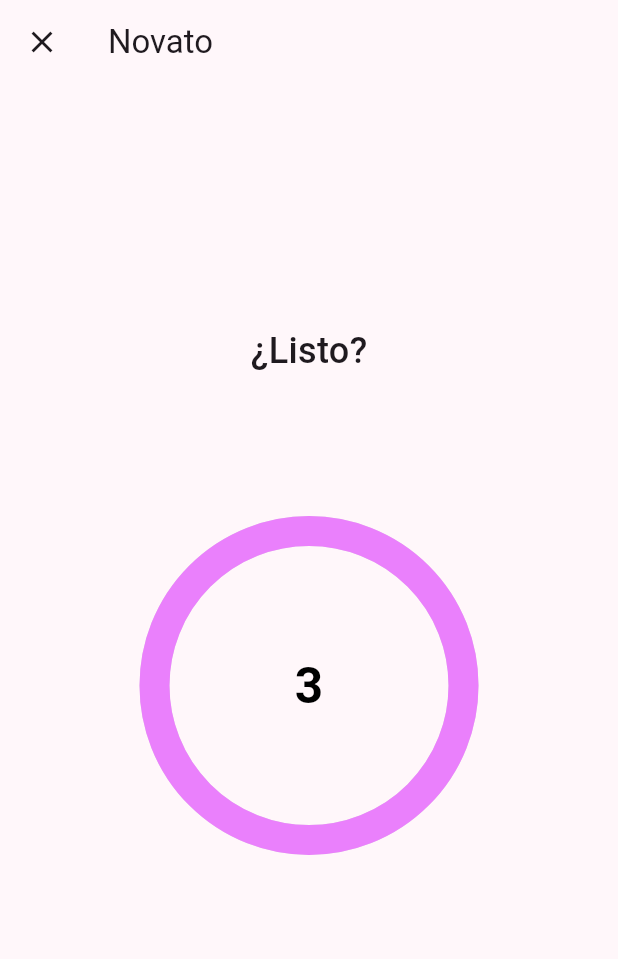
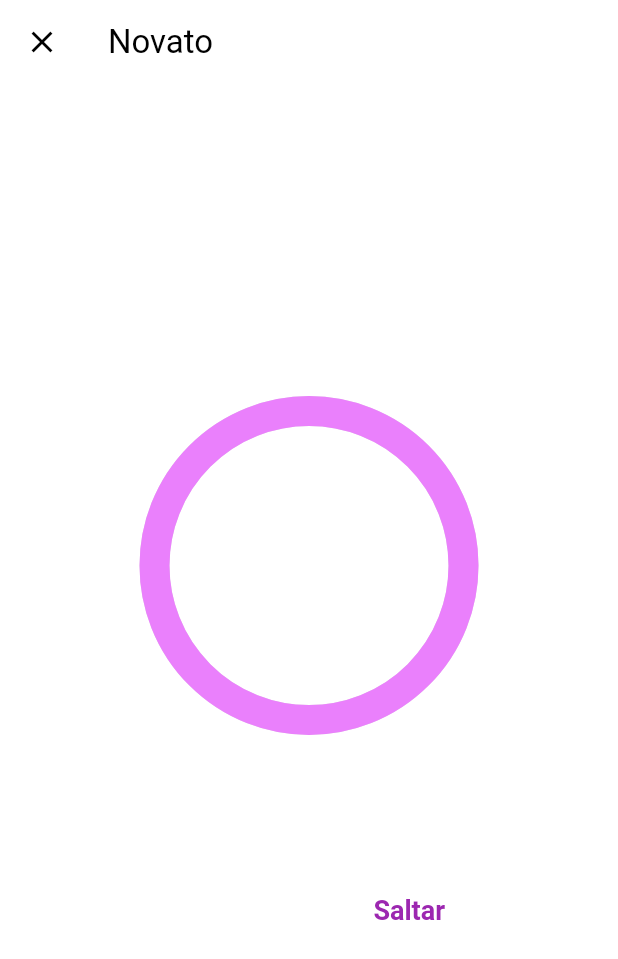
Before and after one commit to sazardev/nutriplato, a Flutter app: the ExerciseState screen opened directly with sample values from the repository, on a phone screen of 412 x 824 dp. Shown: the top 959 px of the screen. Run offline on Flutter 3.47's test engine with Material 2 defaults, Android fonts, the phone set to English and light mode, and no system bars; our stand-ins replace font_awesome_flutter, salomon_bottom_bar, shared_preferences; accounts and stored records are empty.

Commit message:
Exercise scaffold UI and functionality is avaible.

```diff
--- a/lib/data/fitness/exercises.dart
+++ b/lib/data/fitness/exercises.dart
@@ -8,7 +8,7 @@ List<Fitness> fitness = [
       difficulty: 'Facil',
       tags: ['Pierna', 'Hombro', 'Accesible'],
       sets: 1,
-      rest: 120,
+      rest: 1500,
       exercises: [
         Exercise(name: 'Sentadilla', description: '', quantity: 5, images: []),
         Exercise(
--- a/lib/screens/exercise.dart
+++ b/lib/screens/exercise.dart
@@ -15,15 +15,18 @@ class ExerciseState extends StatefulWidget {
 
 class _ExerciseState extends State<ExerciseState> {
   int indexExercise = 0;
-
+  final CountDownController _controller = CountDownController();
   bool _timerCompleted = false;
   bool _restTimerCompleted = true;
 
   @override
   Widget build(BuildContext context) {
     return Scaffold(
+      backgroundColor: _restTimerCompleted ? Colors.white : Colors.purple,
       appBar: AppBar(
           title: Text(widget.fitness.name),
+          backgroundColor: _restTimerCompleted ? Colors.white : Colors.purple,
+          foregroundColor: _restTimerCompleted ? Colors.black : Colors.white,
           automaticallyImplyLeading: false,
           leading: IconButton(
               icon: const Icon(Icons.close),
@@ -34,10 +37,11 @@ class _ExerciseState extends State<ExerciseState> {
           mainAxisAlignment: MainAxisAlignment.center,
           crossAxisAlignment: CrossAxisAlignment.center,
           children: [
-            if (!_restTimerCompleted) restTimer(5, 'Descansa'),
+            if (!_restTimerCompleted)
+              restTimer(widget.fitness.rest, 'Descansa'),
             if (_restTimerCompleted && !_timerCompleted)
-              restTimer(3, '¿Listo?'),
-            if (_timerCompleted) ...[
+              restTimer(10, '¿Listo?'),
+            if (_timerCompleted && _restTimerCompleted) ...[
               const Spacer(),
               Center(
                 child: Text(widget.fitness.exercises[indexExercise].name,
@@ -91,13 +95,19 @@ class _ExerciseState extends State<ExerciseState> {
     return Column(
       mainAxisAlignment: MainAxisAlignment.center,
       children: [
-        Text(text,
-            style: const TextStyle(fontSize: 24, fontWeight: FontWeight.w500)),
+        Text(
+          text,
+          style: const TextStyle(
+            fontSize: 24,
+            fontWeight: FontWeight.w500,
+            color: Colors.white,
+          ),
+        ),
         Center(
           child: CircularCountDownTimer(
             duration: time,
             initialDuration: 0,
-            controller: CountDownController(),
+            controller: _controller,
             width: MediaQuery.of(context).size.width / 2,
             height: MediaQuery.of(context).size.height / 2,
             ringColor: Colors.grey[300]!,
@@ -109,7 +119,7 @@ class _ExerciseState extends State<ExerciseState> {
             strokeCap: StrokeCap.round,
             textStyle: const TextStyle(
                 fontSize: 33.0,
-                color: Colors.black,
+                color: Colors.white,
                 fontWeight: FontWeight.bold),
             textFormat: CountdownTextFormat.S,
             isReverse: true,
@@ -125,6 +135,103 @@ class _ExerciseState extends State<ExerciseState> {
             },
           ),
         ),
+        Row(
+          mainAxisAlignment: MainAxisAlignment.center,
+          children: [
+            FilledButton(
+                style: TextButton.styleFrom(
+                  backgroundColor: Colors.white.withAlpha(100),
+                ),
+                onPressed: () {
+                  setState(() {
+                    _controller.isPaused
+                        ? _controller.resume()
+                        : _controller.pause();
+                  });
+                },
+                child: Text(
+                  _controller.isPaused ? '  Reanudar  ' : '  Pausar  ',
+                  style: const TextStyle(
+                    color: Colors.white,
+                    fontSize: 18,
+                    fontWeight: FontWeight.w600,
+                  ),
+                )),
+            const SizedBox(width: 10),
+            FilledButton(
+              style: FilledButton.styleFrom(
+                  backgroundColor: Colors.white,
+                  foregroundColor: Colors.purple,
+                  textStyle: const TextStyle(
+                    fontSize: 18,
+                    fontWeight: FontWeight.w600,
+                  )),
+              onPressed: () {
+                setState(() {
+                  _timerCompleted = true;
+                  _restTimerCompleted = true;
+                });
+              },
+              child: const Text('  Saltar  '),
+            ),
+          ],
+        ),
+        Column(
+          children: [
+            Padding(
+              padding: const EdgeInsets.only(top: 38, left: 32, right: 32),
+              child: Row(
+                children: [
+                  Text(
+                    'Siguiente ',
+                    style: TextStyle(
+                      color: Colors.white.withAlpha(200),
+                      fontSize: 18,
+                      fontWeight: FontWeight.w400,
+                    ),
+                  ),
+                  Text(
+                    ' $indexExercise/${widget.fitness.exercises.length}',
+                    style: const TextStyle(
+                      color: Colors.white,
+                      fontSize: 18,
+                      fontWeight: FontWeight.w500,
+                    ),
+                  ),
+                ],
+              ),
+            ),
+            Padding(
+              padding: const EdgeInsets.only(left: 32, right: 32),
+              child: Row(
+                children: [
+                  Text(
+                    widget.fitness.exercises[indexExercise].name,
+                    style: const TextStyle(
+                      color: Colors.white,
+                      fontSize: 18,
+                      fontWeight: FontWeight.w500,
+                    ),
+                  ),
+                  IconButton(
+                      onPressed: () {},
+                      icon: const Icon(
+                        Icons.info_outline,
+                        color: Colors.white,
+                        size: 20,
+                      )),
+                  const Spacer(),
+                  Text('x${widget.fitness.exercises[indexExercise].quantity}',
+                      style: const TextStyle(
+                        color: Colors.white,
+                        fontSize: 18,
+                        fontWeight: FontWeight.w500,
+                      )),
+                ],
+              ),
+            )
+          ],
+        ),
       ],
     );
   }
```
Also changed, not shown: pubspec.lock.
